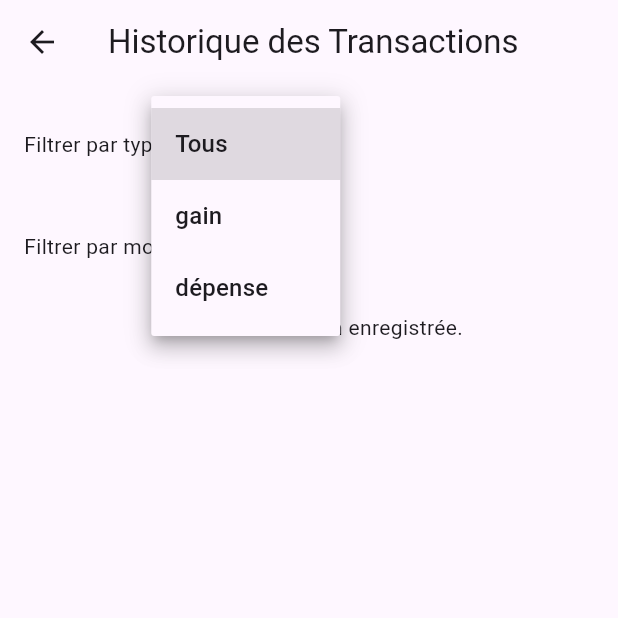
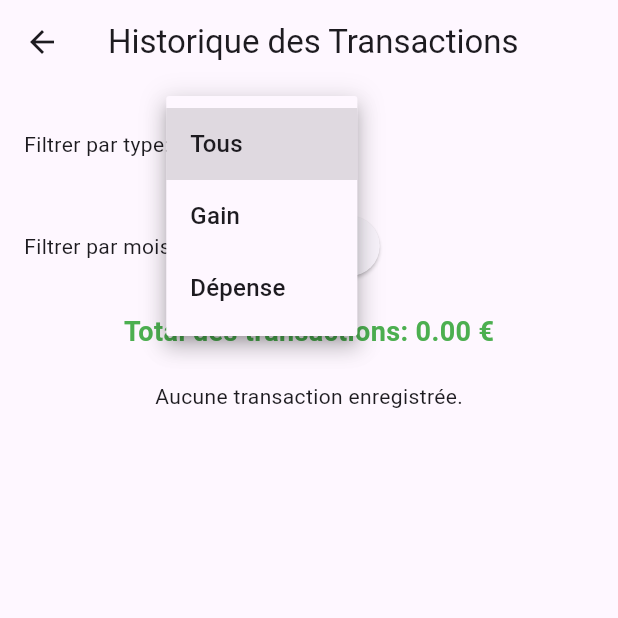
Before and after one commit to Jdavidson974/my_budget, a Flutter app: the HistoryScreen screen opened by its route, after a tap on "Tous", on a phone screen of 412 x 824 dp, the top half of it. Run offline on Flutter 3.47's test engine with Material 3 defaults, Android fonts, the phone set to English and light mode, and no system bars; our stand-ins replace month_picker_dialog, sqflite; accounts and stored records are empty.

Commit message:
calcules du total des transactions dans la page historique + style des bouton de filtre

```diff
--- a/lib/screens/history_screen.dart
+++ b/lib/screens/history_screen.dart
@@ -9,6 +9,7 @@ class HistoryScreen extends StatefulWidget {
 
 class _HistoryScreenState extends State<HistoryScreen> {
   List<Map<String, dynamic>> _transactions = [];
+  double _totalAmount = 0.0; // Total des transactions
   String _selectedType = 'all'; // 'all', 'gain', 'dépense'
   int _selectedYear = DateTime.now().year;
   int _selectedMonth = DateTime.now().month;
@@ -19,7 +20,7 @@ class _HistoryScreenState extends State<HistoryScreen> {
     _loadTransactions();
   }
 
-  // Charger les transactions depuis SQLite avec les filtres
+  // Charger les transactions depuis SQLite avec les filtres et calculer le total
   Future<void> _loadTransactions() async {
     List<Map<String, dynamic>> transactions = [];
 
@@ -31,13 +32,31 @@ class _HistoryScreenState extends State<HistoryScreen> {
           _selectedType, _selectedYear, _selectedMonth);
     }
 
+    // Calculer le total des transactions en fonction du type sélectionné
+    double total = 0.0;
+    for (var transaction in transactions) {
+      double amount = transaction['amount'];
+      if (_selectedType == 'gain') {
+        total += amount; // Ajouter uniquement les gains
+      } else if (_selectedType == 'dépense') {
+        total -= amount; // Soustraire uniquement les dépenses
+      } else {
+        // Si 'all' est sélectionné, additionner les gains et soustraire les dépenses
+        if (transaction['type'] == 'gain') {
+          total += amount;
+        } else if (transaction['type'] == 'dépense') {
+          total -= amount;
+        }
+      }
+    }
+
     setState(() {
       _transactions = transactions;
+      _totalAmount = total; // Mettre à jour le total
     });
   }
 
   // Méthode pour afficher un sélecteur de mois et année
-
   Future<void> _selectMonth(BuildContext context) async {
     final DateTime? picked = await showMonthPicker(
       context: context,
@@ -69,6 +88,7 @@ class _HistoryScreenState extends State<HistoryScreen> {
             Row(
               children: <Widget>[
                 Text('Filtrer par type: '),
+                SizedBox(width: 10),
                 DropdownButton<String>(
                   value: _selectedType,
                   onChanged: (String? newValue) {
@@ -81,7 +101,7 @@ class _HistoryScreenState extends State<HistoryScreen> {
                       .map<DropdownMenuItem<String>>((String value) {
                     return DropdownMenuItem<String>(
                       value: value,
-                      child: Text(value == 'all' ? 'Tous' : value),
+                      child: Text(value == 'all' ? 'Tous' : capitalize(value)),
                     );
                   }).toList(),
                 ),
@@ -93,11 +113,29 @@ class _HistoryScreenState extends State<HistoryScreen> {
             Row(
               children: <Widget>[
                 Text('Filtrer par mois: '),
+                SizedBox(width: 10),
                 ElevatedButton(
                   onPressed: () => _selectMonth(context),
-                  child: Text('$_selectedMonth/$_selectedYear'),
+                  child: Row(
+                    children: [
+                      Icon(IconData(0xe122, fontFamily: 'MaterialIcons')),
+                      SizedBox(width: 10),
+                      Text('$_selectedMonth/$_selectedYear'),
+                    ],
+                  ),
                 ),
               ],
+            ),
+            SizedBox(height: 20),
+
+            // Affichage du total
+            Text(
+              'Total des transactions: ${_totalAmount.toStringAsFixed(2)} €',
+              style: TextStyle(
+                fontSize: 18,
+                fontWeight: FontWeight.bold,
+                color: _totalAmount >= 0 ? Colors.green : Colors.red,
+              ),
             ),
             SizedBox(height: 20),
 
@@ -134,4 +172,8 @@ class _HistoryScreenState extends State<HistoryScreen> {
       ),
     );
   }
+
+  String capitalize(string) {
+    return "${string[0].toUpperCase()}${string.substring(1).toLowerCase()}";
+  }
 }
```
